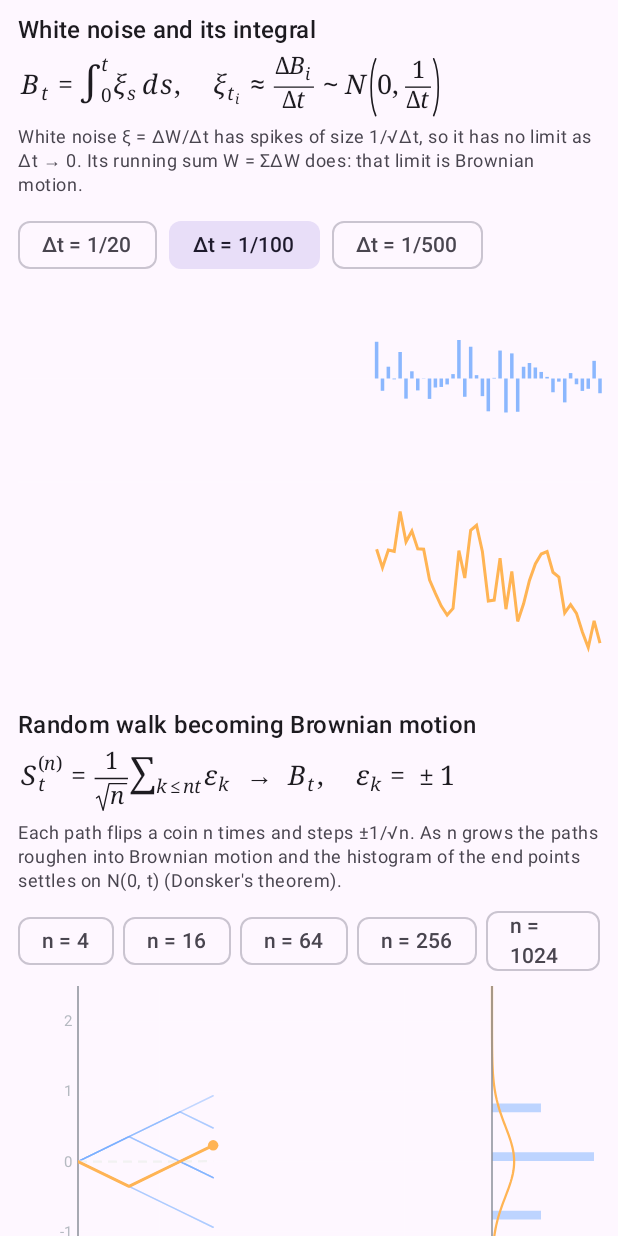
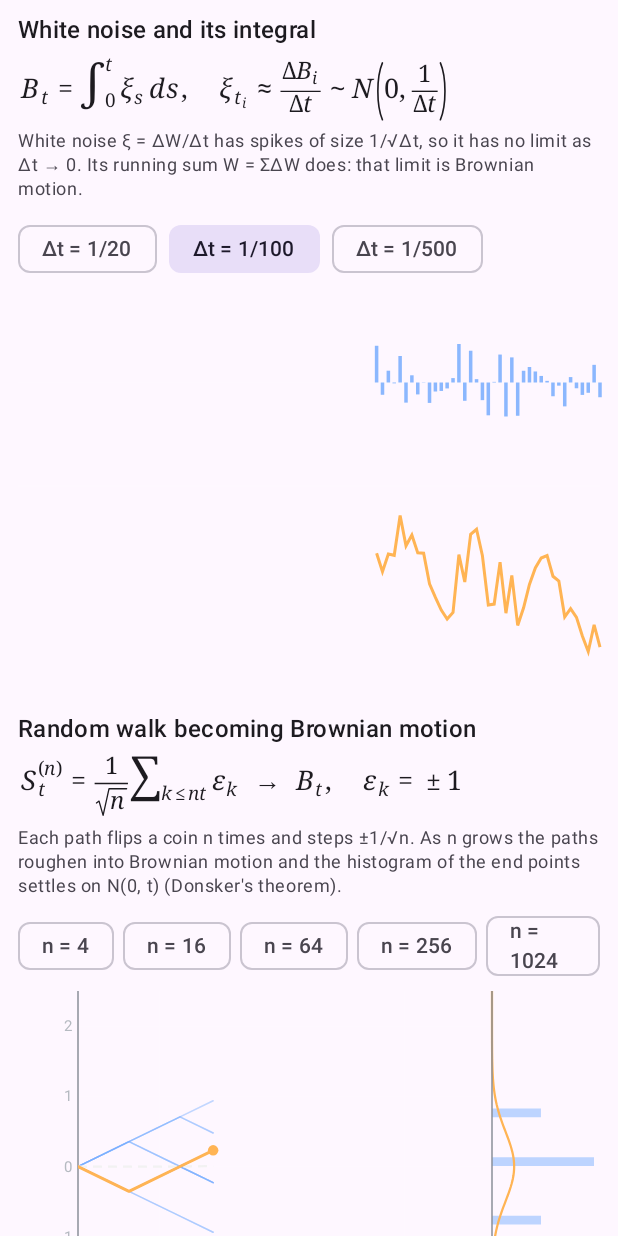
Before and after one commit to rokasklydzia/SDESolverApp, an Android app built with Jetpack Compose: the composable DemosScreen shown on its own in the app's theme, on a phone screen of 412 x 824 dp. Run offline under Robolectric (Android 15) with nearby library versions, the phone set to English and light mode, and no system bars.

Commit message:
Draw ∫ and Σ larger, with room after their limits
Co-Authored-By: Claude Opus 5.5 <noreply@anthropic.com>
Claude-Session: https://claude.ai/code/session_01BBvW8wmT7Trnq1QnZpS9dD

```diff
--- a/androidApp/src/main/java/app/sde/ui/MathFormula.kt
+++ b/androidApp/src/main/java/app/sde/ui/MathFormula.kt
@@ -81,7 +81,7 @@ private class Typesetter(val measurer: TextMeasurer, val em: Float, val density:
         is MathNode.Space -> LaidOut(node.em * em * scale, 0f, 0f) { _, _, _ -> }
         is MathNode.Scripts -> scripts(layout(node.base, scale), node.sup, node.sub, scale, operator = false)
         is MathNode.BigOperator -> scripts(
-            glyphs(MathNode.Glyphs(node.symbol, Kind.UPRIGHT), scale * 1.45f),
+            glyphs(MathNode.Glyphs(node.symbol, Kind.UPRIGHT), scale * 1.75f),
             node.upper,
             node.lower,
             scale,
@@ -150,7 +150,8 @@ private class Typesetter(val measurer: TextMeasurer, val em: Float, val density:
             if (gap < 0.12f * unit) supShift += 0.12f * unit - gap
         }
         val scriptWidth = maxOf(sup?.width ?: 0f, sub?.width ?: 0f)
-        val trailing = 0.06f * unit
+        // The operand of ∫ or Σ starts a little after its limits.
+        val trailing = (if (operator) 0.16f else 0.06f) * unit
         return LaidOut(
             base.width + scriptWidth + trailing,
             maxOf(base.ascent, sup?.let { supShift + it.ascent } ?: 0f),
```
